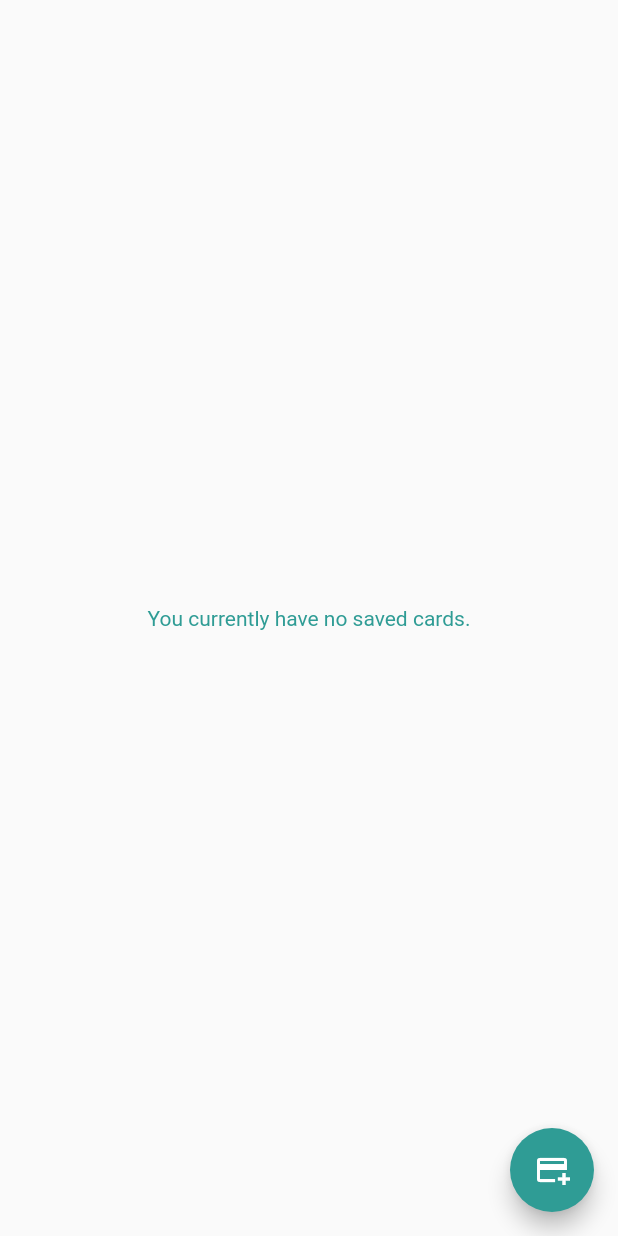
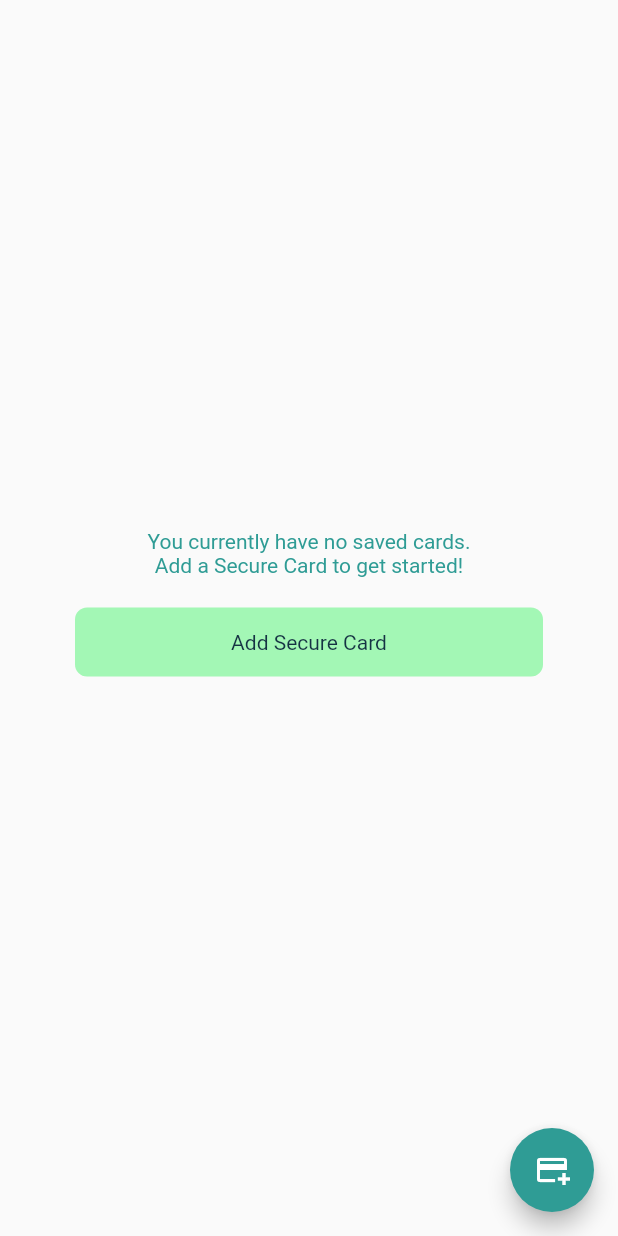
Before and after one commit to AndriesJacobus/BiometriCard, a Flutter app: the screen it shows after launch, on a phone screen of 412 x 824 dp. Run offline on Flutter 3.47's test engine with Material 2 defaults, Android fonts, the phone set to English and light mode, and no system bars; our stand-ins replace flutter_credit_card, flutter_secure_storage.

Commit message:
feat: secure card model; update: home screen add card button

```diff
--- a/lib/main.dart
+++ b/lib/main.dart
@@ -13,7 +13,6 @@ class MyApp extends StatelessWidget {
   @override
   Widget build(BuildContext context) {
     return MaterialApp(
-      title: 'Flutter Demo',
       theme: ThemeData(
         primarySwatch: Colors.green,
       ),
--- a/lib/screens/home.dart
+++ b/lib/screens/home.dart
@@ -14,6 +14,8 @@ class _MyHomePageState extends State<MyHomePage> {
     return await showModalBottomSheet(
       context: context,
       isScrollControlled: true,
+      isDismissible: false,
+      enableDrag: false,
       backgroundColor: Colors.transparent,
       shape: const RoundedRectangleBorder(
         borderRadius: BorderRadius.vertical(
@@ -37,10 +39,40 @@ class _MyHomePageState extends State<MyHomePage> {
         child: Column(
           mainAxisAlignment: MainAxisAlignment.center,
           children: <Widget>[
-            const Text(
-              'You currently have no saved cards.',
-              style: TextStyle(
-                color: AppColors.persianGreen,
+            const Padding(
+              padding: EdgeInsets.only(
+                left: 50,
+                right: 50,
+              ),
+              child: Text(
+                'You currently have no saved cards.\nAdd a Secure Card to get started!',
+                textAlign: TextAlign.center,
+                style: TextStyle(
+                  color: AppColors.persianGreen,
+                ),
+              ),
+            ),
+            GestureDetector(
+              onTap: showAddBottomSheet,
+              child: Container(
+                margin:
+                    const EdgeInsets.symmetric(horizontal: 50, vertical: 20),
+                decoration: BoxDecoration(
+                  color: AppColors.lightGreen,
+                  borderRadius: BorderRadius.circular(8),
+                ),
+                padding: const EdgeInsets.symmetric(vertical: 15),
+                width: double.infinity,
+                alignment: Alignment.center,
+                child: const Text(
+                  'Add Secure Card',
+                  style: TextStyle(
+                    color: AppColors.persianBlue,
+                    fontFamily: 'halter',
+                    fontSize: 14,
+                    package: 'flutter_credit_card',
+                  ),
+                ),
               ),
             ),
           ],
```
Also changed, not shown: lib/models/secure_card.dart (added, +45 -0 lines), lib/screens/new_card.dart (+96 -23 lines), lib/services/secure_storage_service.dart (+11 -3 lines).
